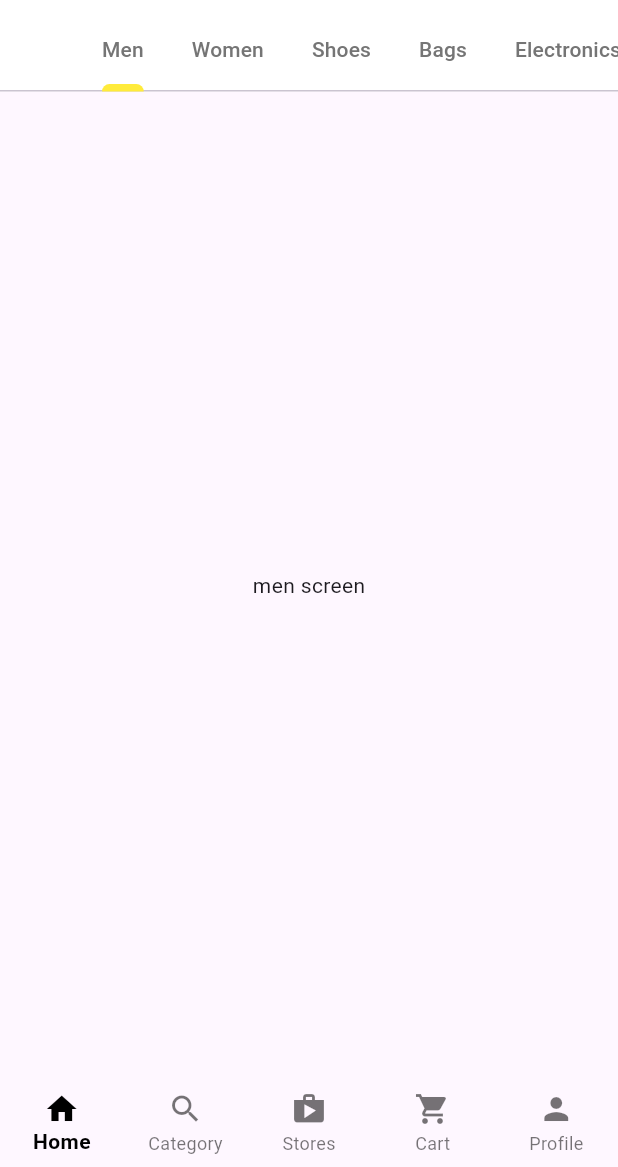
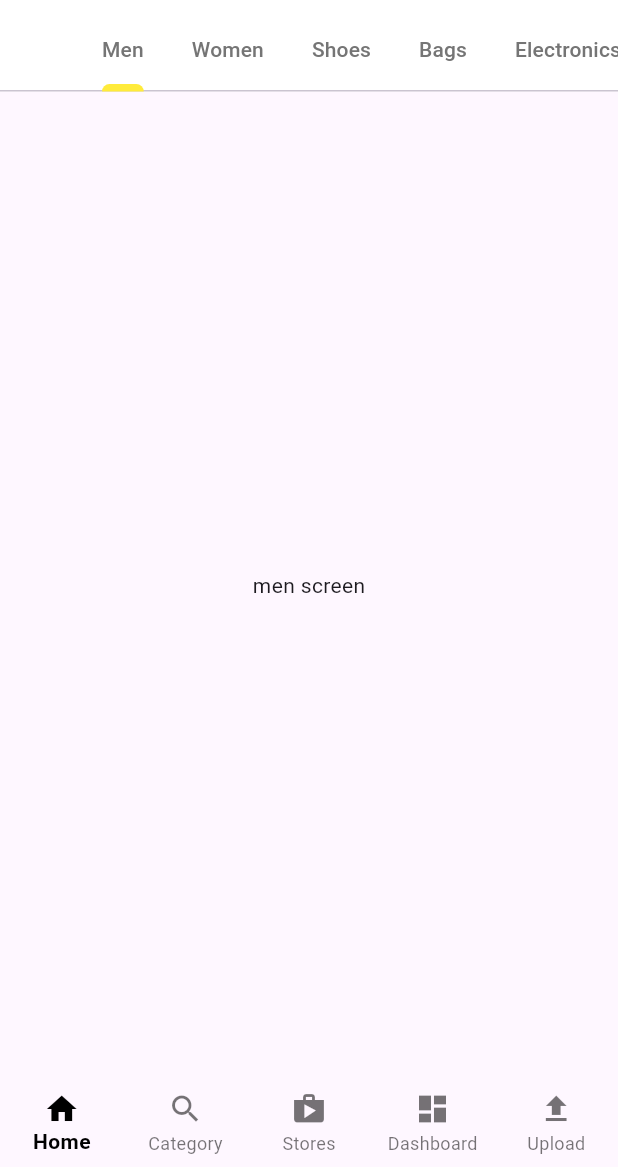
Before and after one commit to eduardolluis/multi-store-app, a Flutter app: the screen it shows after launch, on a phone screen of 412 x 824 dp, the part 69-1236 px from its top. Run offline on Flutter 3.47's test engine with Material 3 defaults, Android fonts, the phone set to English and light mode, and no system bars.

Commit message:
supplier home screen

```diff
--- a/lib/main.dart
+++ b/lib/main.dart
@@ -1,5 +1,5 @@
 import 'package:flutter/material.dart';
-import 'package:multi_store_app/main_screens/customer_home.dart';
+import 'package:multi_store_app/main_screens/supplier_home.dart';
 
 void main() {
   runApp(const MyApp());
@@ -12,7 +12,7 @@
   Widget build(BuildContext context) {
     return MaterialApp(
       debugShowCheckedModeBanner: false,
-      home: CustomerHomeScreen(),
+      home: SupplierHomeScreen(),
     );
   }
 }
--- /dev/null
+++ b/lib/main_screens/supplier_home.dart
@@ -0,0 +1,51 @@
+import 'package:flutter/material.dart';
+
+import 'package:multi_store_app/main_screens/category.dart';
+import 'package:multi_store_app/main_screens/home.dart';
+import 'package:multi_store_app/main_screens/stores.dart';
+
+class SupplierHomeScreen extends StatefulWidget {
+  const SupplierHomeScreen({super.key});
+
+  @override
+  State<SupplierHomeScreen> createState() => _SupplierHomeScreenState();
+}
+
+class _SupplierHomeScreenState extends State<SupplierHomeScreen> {
+  int _selectedIndex = 0;
+  final List<Widget> _tabs = [
+    HomeScreen(),
+    CategoryScreen(),
+    StoresScreen(),
+    Center(child: Text('Dashboard Screen')),
+    Center(child: Text('Upload Screen')),
+  ];
+  @override
+  Widget build(BuildContext context) {
+    return Scaffold(
+      body: _tabs[_selectedIndex],
+      bottomNavigationBar: BottomNavigationBar(
+        elevation: 0,
+        type: BottomNavigationBarType.fixed,
+        selectedLabelStyle: TextStyle(fontWeight: FontWeight.w600),
+        selectedItemColor: Colors.black,
+        currentIndex: _selectedIndex,
+        items: const [
+          BottomNavigationBarItem(icon: Icon(Icons.home), label: 'Home'),
+          BottomNavigationBarItem(icon: Icon(Icons.search), label: 'Category'),
+          BottomNavigationBarItem(icon: Icon(Icons.shop), label: 'Stores'),
+          BottomNavigationBarItem(
+            icon: Icon(Icons.dashboard),
+            label: 'Dashboard',
+          ),
+          BottomNavigationBarItem(icon: Icon(Icons.upload), label: 'Upload'),
+        ],
+        onTap: (index) {
+          setState(() {
+            _selectedIndex = index;
+          });
+        },
+      ),
+    );
+  }
+}
```
